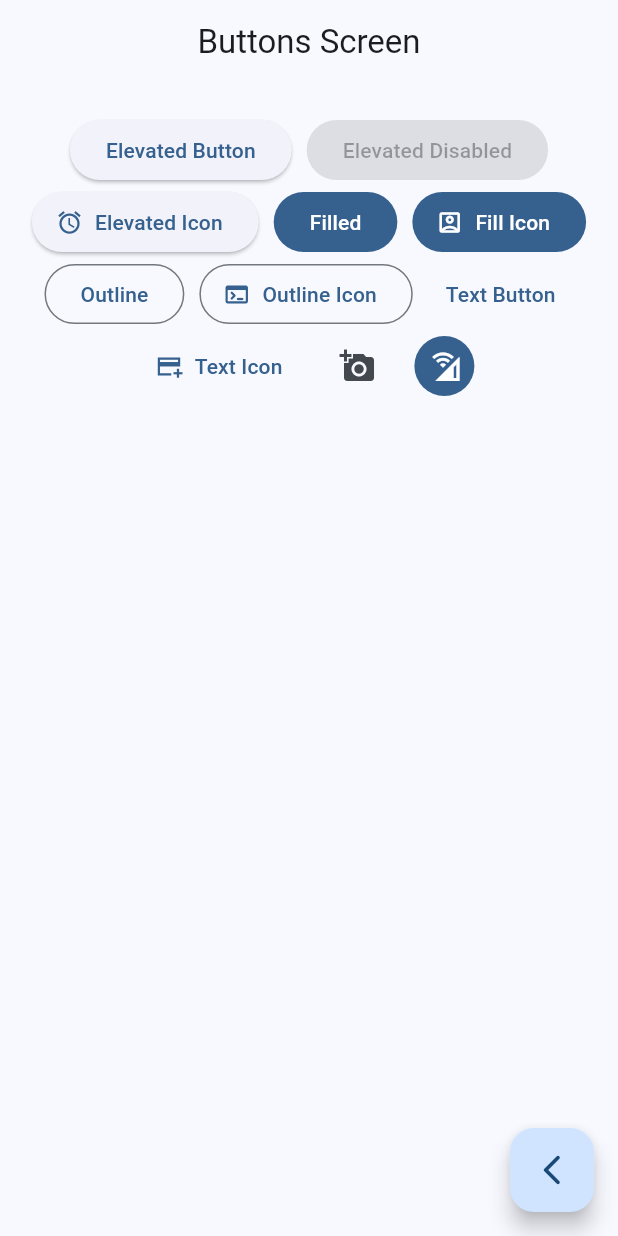
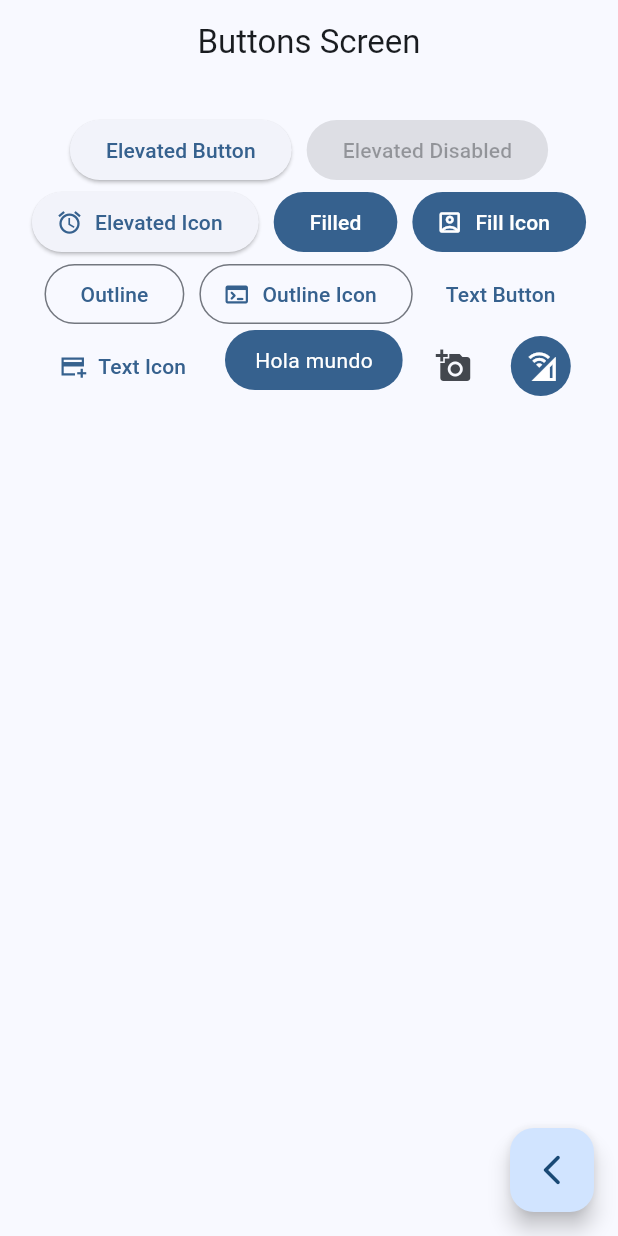
Before and after one commit to FernandoAjset/widgets_app, a Flutter app: the ButtonsScreen screen opened by its route, on a phone screen of 412 x 824 dp. Run offline on Flutter 3.47's test engine with Material 2 defaults, Android fonts, the phone set to English and light mode, and no system bars; our stand-ins replace go_router.

Commit message:
Agregado boton personalizado.

```diff
--- a/lib/presentation/screens/buttons/buttons_screen.dart
+++ b/lib/presentation/screens/buttons/buttons_screen.dart
@@ -61,7 +61,7 @@ class _ButtonsView extends StatelessWidget {
               icon: const Icon(Icons.add_card_sharp),
               label: const Text('Text Icon'),
             ),
-            //TODO: Custom button
+            const CustomButton(),
             IconButton(onPressed: () {}, icon: const Icon(Icons.add_a_photo)),
             IconButton(
                 onPressed: () {},
@@ -74,3 +74,30 @@ class _ButtonsView extends StatelessWidget {
     );
   }
 }
+
+class CustomButton extends StatelessWidget {
+  const CustomButton({super.key});
+
+  @override
+  Widget build(BuildContext context) {
+    final colors = Theme.of(context).colorScheme;
+
+    return ClipRRect(
+      borderRadius: BorderRadius.circular(20),
+      child: Material(
+        color: colors.primary,
+        child: InkWell(
+          onTap: (){},
+          child: const Padding(
+              padding: EdgeInsets.symmetric(horizontal: 20, vertical: 10),
+              child: Text(
+                'Hola mundo',
+                style: TextStyle(
+                  color:Colors.white)
+                  )
+                ),
+        ),
+      ),
+    );
+  }
+}
```
